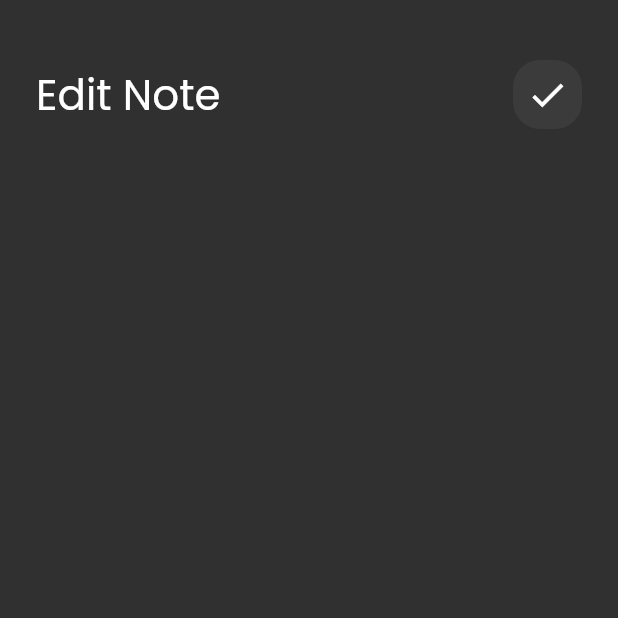
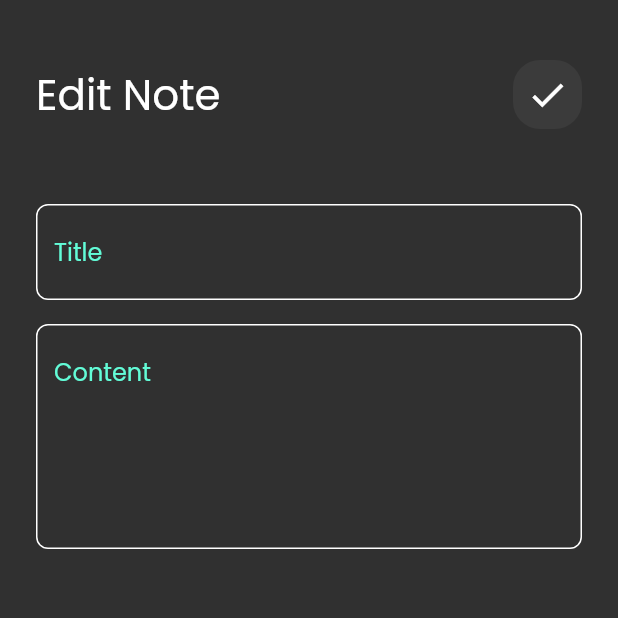
Before and after one commit to OmarS742/notes_app1, a Flutter app: the EditNoteView screen opened directly, on a phone screen of 412 x 824 dp, the top half of it. Run offline on Flutter 3.47's test engine with Material 2 defaults, Android fonts, the phone set to English and light mode, and no system bars; our stand-ins replace font_awesome_flutter.

Commit message:
edit note view ui done

```diff
--- a/lib/views/widgets/edit_view_body.dart
+++ b/lib/views/widgets/edit_view_body.dart
@@ -2,6 +2,7 @@
 
 import 'package:flutter/material.dart';
 import 'package:notes_app/views/widgets/custom_app_bar.dart';
+import 'package:notes_app/views/widgets/custom_text_field.dart';
 
 class EditNoteViewBody extends StatelessWidget {
   const EditNoteViewBody({super.key});
@@ -21,6 +22,19 @@ class EditNoteViewBody extends StatelessWidget {
             icon: Icons.check,
             title: 'Edit Note',
           ),
+          SizedBox(
+            height: 50,
+          ),
+          CustomTextField(
+            hint: 'Title',
+          ),
+          SizedBox(
+            height: 16,
+          ),
+          CustomTextField(
+            hint: 'Content',
+            maxLines: 5,
+          )
         ],
       ),
     );
```
